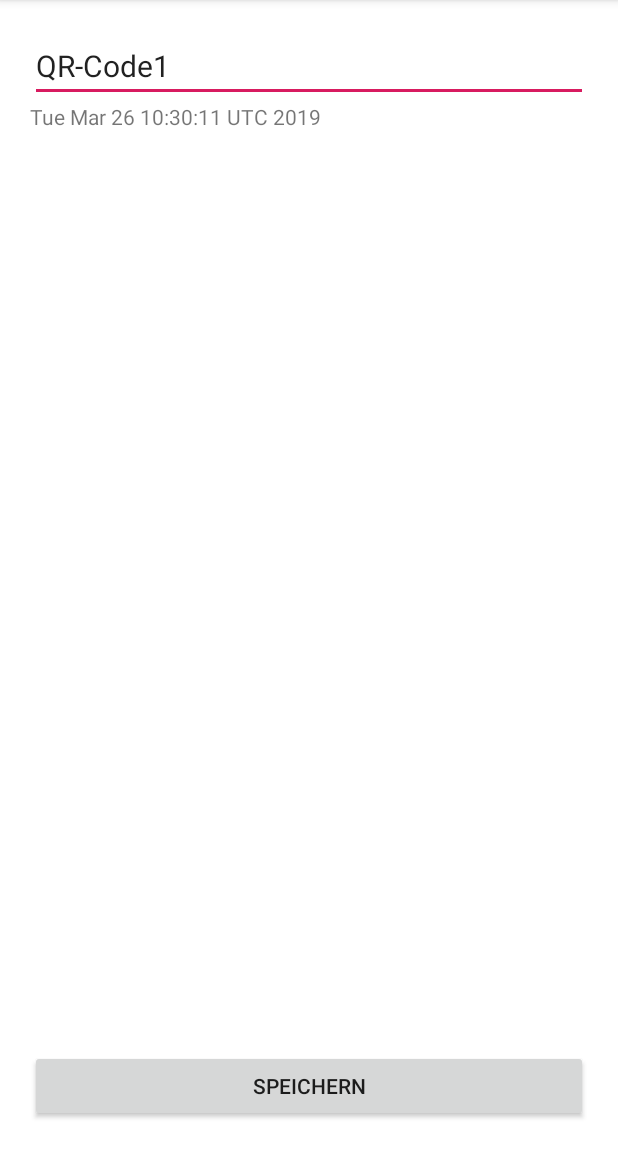
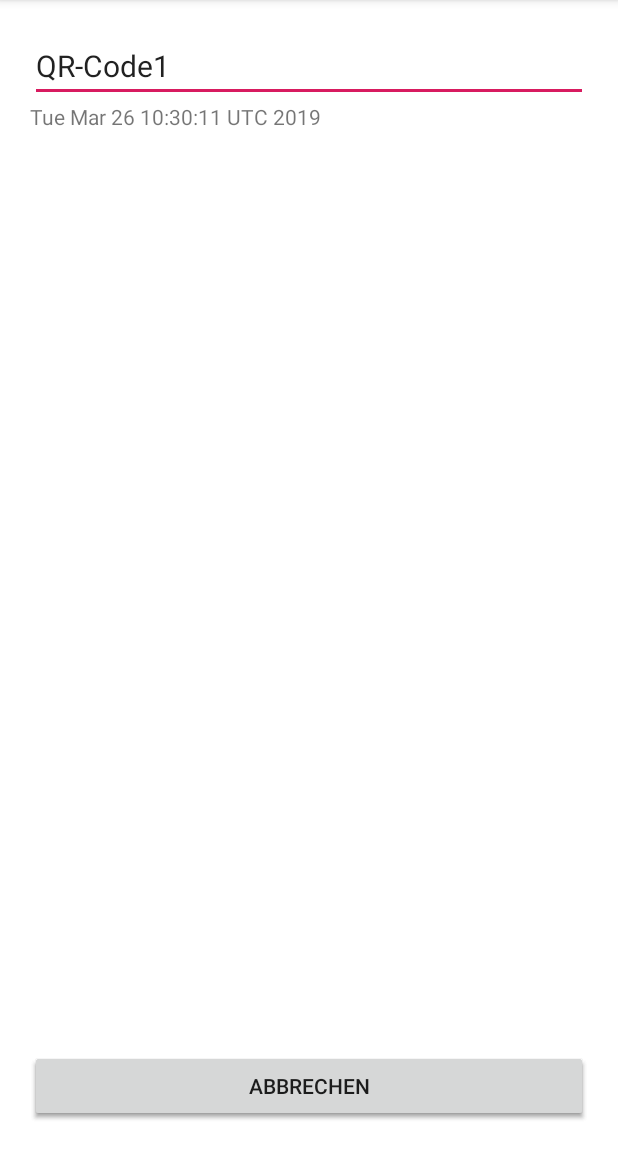
Before and after one commit to svenjaun/qr-code-scanner, an Android app: the fragment EditFragment shown on its own in the app's theme, on a phone screen of 412 x 824 dp, the part 84-1236 px from its top. Run offline under Robolectric (Android 15) with nearby library versions, the phone set to English and light mode, and no system bars.

Commit message:
started cancel

```diff
--- a/src/app/src/main/java/com/example/qr_code_scanner/Activities/HistoryActivity.java
+++ b/src/app/src/main/java/com/example/qr_code_scanner/Activities/HistoryActivity.java
@@ -28,7 +28,7 @@ public class HistoryActivity extends AppCompatActivity {
 				int id = intent.getExtras().getInt("QRCodeID");
 				openDetailFragment(id);
 			} catch (Exception e) {
-				System.out.println(e);
+				System.out.println("-----------------------------------------------------------------"+e);
 			}
 		} else {
 			getSupportFragmentManager().beginTransaction().replace(R.id.history_fragment,
--- a/src/app/src/main/java/com/example/qr_code_scanner/Fragments/DetailFragment.java
+++ b/src/app/src/main/java/com/example/qr_code_scanner/Fragments/DetailFragment.java
@@ -7,7 +7,7 @@ import android.os.Build;
 import android.os.Bundle;
 import android.support.annotation.NonNull;
 import android.support.annotation.Nullable;
-import android.app.Fragment;
+import android.support.v4.app.Fragment;
 import android.support.annotation.RequiresApi;
 import android.view.LayoutInflater;
 import android.view.View;
@@ -73,6 +73,7 @@ public class DetailFragment extends Fragment {
 			@Override
 			public void onClick(View v) {
 				qrcodeData.removeQRCode(qrCodeId);
+
 			}
 		});
 	}
--- a/src/app/src/main/java/com/example/qr_code_scanner/Fragments/EditFragment.java
+++ b/src/app/src/main/java/com/example/qr_code_scanner/Fragments/EditFragment.java
@@ -8,6 +8,7 @@ import android.net.Uri;
 import android.os.Bundle;
 import android.support.annotation.NonNull;
 import android.support.annotation.Nullable;
+import android.support.design.widget.FloatingActionButton;
 import android.support.v4.app.Fragment;
 import android.support.v7.widget.RecyclerView;
 import android.view.LayoutInflater;
@@ -45,6 +46,8 @@ public class EditFragment extends Fragment {
 	private TextView editDate;
 	private TextView editCodeContent;
 	private Button editSave;
+	private FloatingActionButton floatingActionButton;
+	private Button editCancel;
 
 
 	// TODO: Rename and change types of parameters
@@ -87,6 +90,8 @@ public class EditFragment extends Fragment {
 		editDate = view.findViewById(R.id.edit_fragment_date);
 		editCodeContent = view.findViewById(R.id.edit_fragment_code_content);
 		editSave = view.findViewById(R.id.edit_fragment_save);
+		floatingActionButton=view.findViewById(R.id.qr_code_fab);
+		editCancel=view.findViewById(R.id.edit_fragment_cancel);
 		Date date = Calendar.getInstance().getTime();
 		editCodeName.setText("QR-Code" + qrcodeData.getLatestID());
 		editCodeContent.setText(value);
--- a/src/app/src/main/res/layout/fragment_edit.xml
+++ b/src/app/src/main/res/layout/fragment_edit.xml
@@ -39,10 +39,19 @@
             android:layout_width="match_parent"
             android:layout_height="wrap_content"
             android:text="Speichern"
-            app:layout_constraintRight_toRightOf="parent"
+            app:layout_constraintRight_toLeftOf="@id/edit_fragment_cancel"
             app:layout_constraintLeft_toLeftOf="parent"
             app:layout_constraintBottom_toBottomOf="parent"
             android:id="@+id/edit_fragment_save"/>
+
+        <Button
+            android:layout_width="match_parent"
+            android:layout_height="wrap_content"
+            android:text="Abbrechen"
+            app:layout_constraintRight_toRightOf="parent"
+            app:layout_constraintLeft_toRightOf="@id/edit_fragment_save"
+            app:layout_constraintBottom_toBottomOf="parent"
+            android:id="@+id/edit_fragment_cancel"/>
     </android.support.constraint.ConstraintLayout>
 
 </FrameLayout>
```
